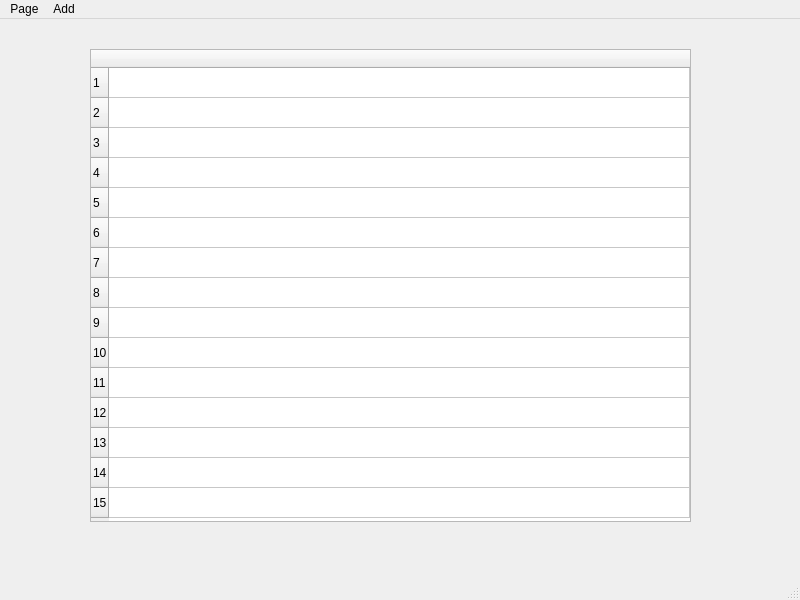
Above: src/ui/mainwindow.ui from mattarcherr/ProductivityManager before the change. Below: the same form after it.
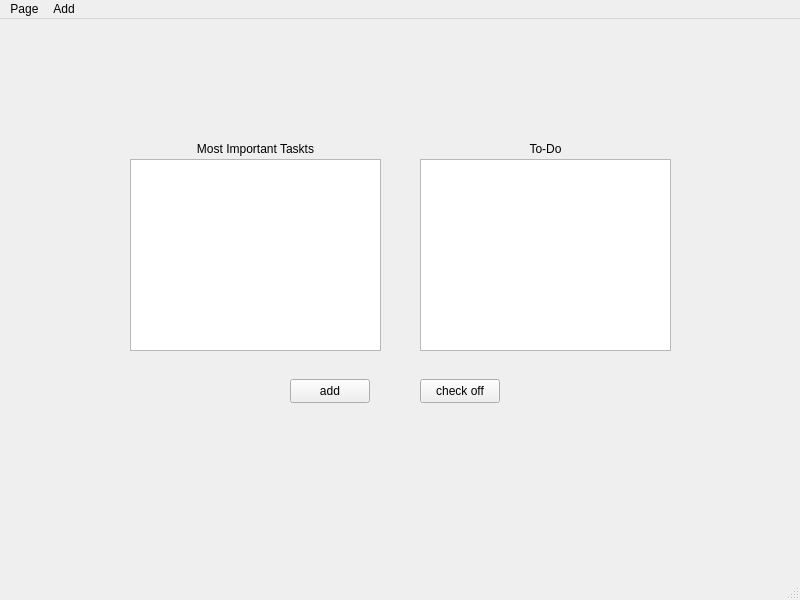
That is the form after the change. The open tabs and pages were chosen to show the change.

Commit message: added task dialog functionality

```diff
--- a/src/ui/mainwindow.ui
+++ b/src/ui/mainwindow.ui
@@ -570,116 +570,95 @@
      </widget>
     </widget>
     <widget class="QWidget" name="toDoList">
-     <widget class="QTableWidget" name="tableWidget">
+     <widget class="QListWidget" name="MIPtasksList">
       <property name="geometry">
        <rect>
-        <x>90</x>
-        <y>30</y>
-        <width>601</width>
-        <height>473</height>
+        <x>130</x>
+        <y>140</y>
+        <width>251</width>
+        <height>192</height>
        </rect>
       </property>
-      <property name="acceptDrops">
-       <bool>true</bool>
+      <property name="alternatingRowColors">
+       <bool>false</bool>
       </property>
-      <attribute name="horizontalHeaderCascadingSectionResizes">
+      <property name="viewMode">
+       <enum>QListView::ListMode</enum>
+      </property>
+     </widget>
+     <widget class="QListWidget" name="tasksList">
+      <property name="geometry">
+       <rect>
+        <x>420</x>
+        <y>140</y>
+        <width>251</width>
+        <height>192</height>
+       </rect>
+      </property>
+      <property name="alternatingRowColors">
        <bool>false</bool>
-      </attribute>
-      <attribute name="horizontalHeaderMinimumSectionSize">
-       <number>17</number>
-      </attribute>
-      <attribute name="horizontalHeaderStretchLastSection">
-       <bool>true</bool>
-      </attribute>
-      <attribute name="verticalHeaderMinimumSectionSize">
-       <number>20</number>
-      </attribute>
-      <attribute name="verticalHeaderShowSortIndicator" stdset="0">
-       <bool>false</bool>
-      </attribute>
-      <attribute name="verticalHeaderStretchLastSection">
-       <bool>false</bool>
-      </attribute>
-      <row>
-       <property name="text">
-        <string>1</string>
-       </property>
-      </row>
-      <row>
-       <property name="text">
-        <string>2</string>
-       </property>
-      </row>
-      <row>
-       <property name="text">
-        <string>3</string>
-       </property>
-      </row>
-      <row>
-       <property name="text">
-        <string>4</string>
-       </property>
-      </row>
-      <row>
-       <property name="text">
-        <string>5</string>
-       </property>
-      </row>
-      <row>
-       <property name="text">
-        <string>6</string>
-       </property>
-      </row>
-      <row>
-       <property name="text">
-        <string>7</string>
-       </property>
-      </row>
-      <row>
-       <property name="text">
-        <string>8</string>
-       </property>
-      </row>
-      <row>
-       <property name="text">
-        <string>9</string>
-       </property>
-      </row>
-      <row>
-       <property name="text">
-        <string>10</string>
-       </property>
-      </row>
-      <row>
-       <property name="text">
-        <string>11</string>
-       </property>
-      </row>
-      <row>
-       <property name="text">
-        <string>12</string>
-       </property>
-      </row>
-      <row>
-       <property name="text">
-        <string>13</string>
-       </property>
-      </row>
-      <row>
-       <property name="text">
-        <string>14</string>
-       </property>
-      </row>
-      <row>
-       <property name="text">
-        <string>15</string>
-       </property>
-      </row>
-      <column>
-       <property name="text">
-        <string/>
-       </property>
-      </column>
+      </property>
+      <property name="viewMode">
+       <enum>QListView::ListMode</enum>
+      </property>
+     </widget>
+     <widget class="QLabel" name="label">
+      <property name="geometry">
+       <rect>
+        <x>130</x>
+        <y>120</y>
+        <width>251</width>
+        <height>20</height>
+       </rect>
+      </property>
+      <property name="text">
+       <string>Most Important Taskts</string>
+      </property>
+      <property name="alignment">
+       <set>Qt::AlignCenter</set>
+      </property>
+     </widget>
+     <widget class="QLabel" name="label_2">
+      <property name="geometry">
+       <rect>
+        <x>420</x>
+        <y>120</y>
+        <width>251</width>
+        <height>20</height>
+       </rect>
+      </property>
+      <property name="text">
+       <string>To-Do</string>
+      </property>
+      <property name="alignment">
+       <set>Qt::AlignCenter</set>
+      </property>
+     </widget>
+     <widget class="QPushButton" name="addItemButton">
+      <property name="geometry">
+       <rect>
+        <x>290</x>
+        <y>360</y>
+        <width>80</width>
+        <height>24</height>
+       </rect>
+      </property>
+      <property name="text">
+       <string>add</string>
+      </property>
+     </widget>
+     <widget class="QPushButton" name="checkOffButton">
+      <property name="geometry">
+       <rect>
+        <x>420</x>
+        <y>360</y>
+        <width>80</width>
+        <height>24</height>
+       </rect>
+      </property>
+      <property name="text">
+       <string>check off</string>
+      </property>
      </widget>
     </widget>
     <widget class="QWidget" name="notes"/>
```
The commit also changes 16 other files.
